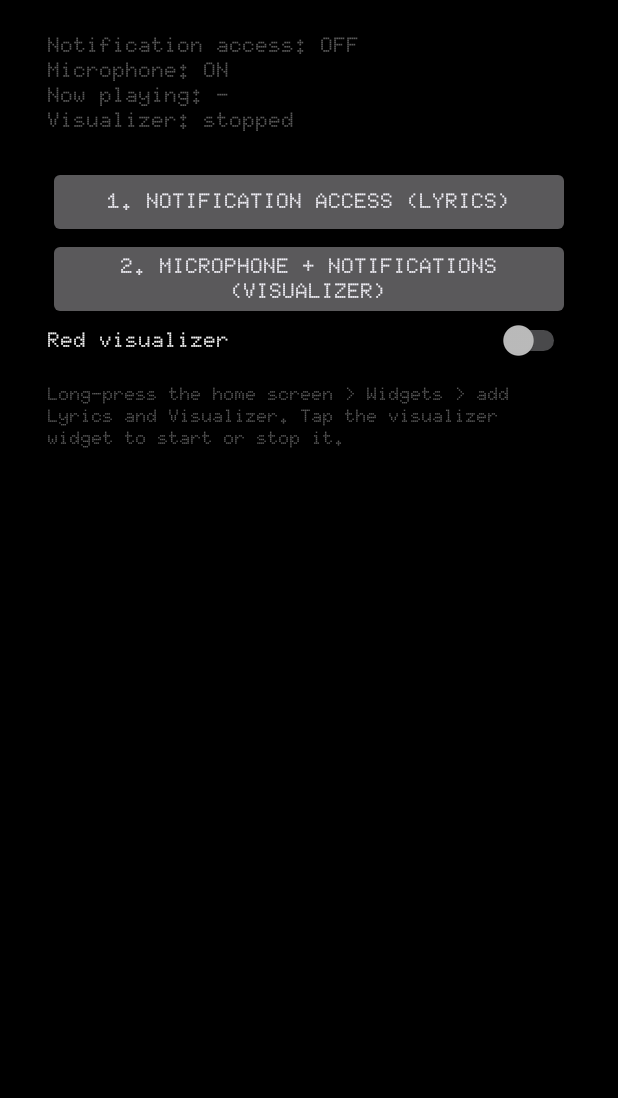
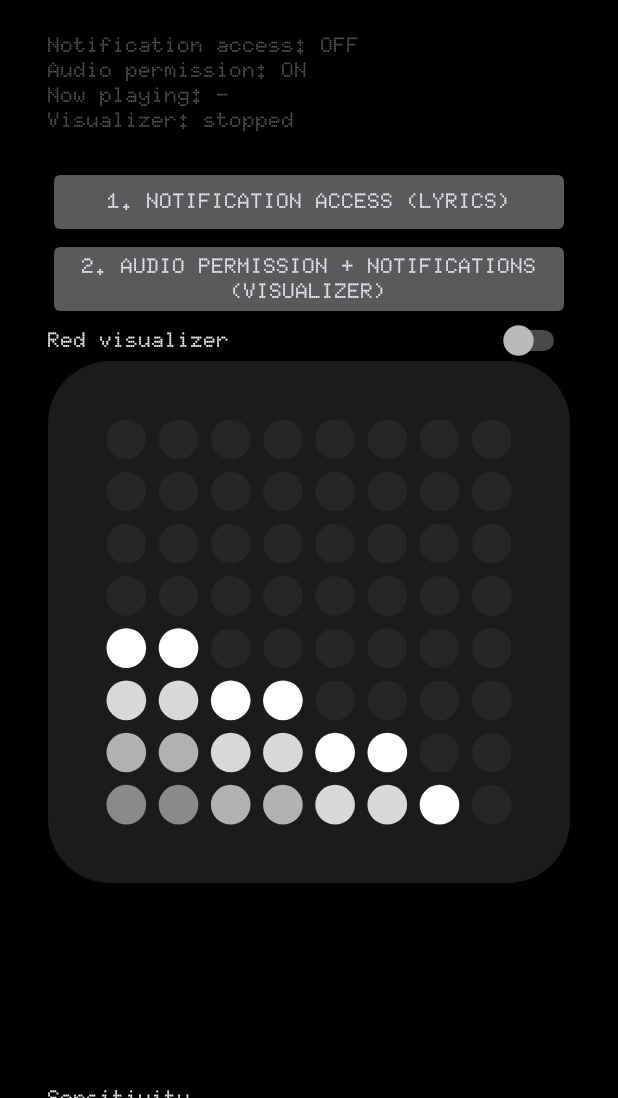
Before and after one commit to ToastbutBuried/nothing-widgets, an Android app: the screen it shows after launch (MainActivity), on a phone screen of 412 x 824 dp, the part 138-1236 px from its top. Run offline under Robolectric (Android 15) with nearby library versions, the phone set to English and light mode, and no system bars.

Commit message:
Fixed 2x2 visualizer, output-mix capture, preview + sensitivity, responsive lyrics layout
Co-Authored-By: Claude Sonnet 5.5 <noreply@anthropic.com>

```diff
--- a/app/src/main/AndroidManifest.xml
+++ b/app/src/main/AndroidManifest.xml
@@ -2,6 +2,7 @@
 <manifest xmlns:android="http://schemas.android.com/apk/res/android">
     <uses-permission android:name="android.permission.INTERNET" />
     <uses-permission android:name="android.permission.RECORD_AUDIO" />
+    <uses-permission android:name="android.permission.MODIFY_AUDIO_SETTINGS" />
     <uses-permission android:name="android.permission.FOREGROUND_SERVICE" />
     <uses-permission android:name="android.permission.FOREGROUND_SERVICE_MICROPHONE" />
     <uses-permission android:name="android.permission.POST_NOTIFICATIONS" />
--- a/app/src/main/java/dev/toast/nothingwidgets/LyricsWidgetProvider.kt
+++ b/app/src/main/java/dev/toast/nothingwidgets/LyricsWidgetProvider.kt
@@ -12,8 +12,8 @@ class LyricsWidgetProvider : AppWidgetProvider() {
         val svc = MediaListenerService.instance
         if (svc != null) { svc.redraw(); return }
         for (id in ids) {
-            val (w, h) = Renderers.sizePx(ctx, id, 250, 180)
-            Renderers.push(ctx, Renderers.lyrics(ctx, w, h, emptyList(), 0.0, "ALLOW ACCESS"), intArrayOf(id))
+            val (w, h, d) = Renderers.sizePx(ctx, id, 250, 180)
+            Renderers.push(ctx, Renderers.lyrics(ctx, w, h, d, emptyList(), 0.0, "ALLOW ACCESS"), intArrayOf(id))
         }
     }
 }
--- a/app/src/main/java/dev/toast/nothingwidgets/MainActivity.kt
+++ b/app/src/main/java/dev/toast/nothingwidgets/MainActivity.kt
@@ -21,15 +21,27 @@ class MainActivity : Activity() {
         fun tv(t: String, size: Float, c: Int = Renderers.WHITE) = TextView(this).apply { text = t; textSize = size; setTextColor(c); typeface = tf }
         fun btn(t: String, f: () -> Unit) = Button(this).apply { text = t; typeface = tf; setOnClickListener { f() } }
         root.addView(tv("● NOTHING WIDGETS", 20f))
+        val preview = PreviewView(this)
         status = tv("", 14f, Renderers.DIM).apply { setPadding(0, 32, 0, 32) }
         root.addView(status)
         root.addView(btn("1. Notification access (lyrics)") { startActivity(Intent(Settings.ACTION_NOTIFICATION_LISTENER_SETTINGS)) })
-        root.addView(btn("2. Microphone + notifications (visualizer)") {
+        root.addView(btn("2. Audio permission + notifications (visualizer)") {
             requestPermissions(arrayOf(Manifest.permission.RECORD_AUDIO, Manifest.permission.POST_NOTIFICATIONS), 1)
         })
         root.addView(Switch(this).apply {
             text = "Red visualizer"; typeface = tf; setTextColor(Renderers.WHITE); isChecked = Prefs.red(this@MainActivity)
-            setOnCheckedChangeListener { _, v -> Prefs.setRed(this@MainActivity, v); sendBroadcast(Intent(this@MainActivity, VizWidgetProvider::class.java).setAction("android.appwidget.action.APPWIDGET_UPDATE").putExtra("appWidgetIds", android.appwidget.AppWidgetManager.getInstance(this@MainActivity).getAppWidgetIds(ComponentName(this@MainActivity, VizWidgetProvider::class.java)))) }
+            setOnCheckedChangeListener { _, v -> Prefs.setRed(this@MainActivity, v); preview.invalidate(); sendBroadcast(Intent(this@MainActivity, VizWidgetProvider::class.java).setAction("android.appwidget.action.APPWIDGET_UPDATE").putExtra("appWidgetIds", android.appwidget.AppWidgetManager.getInstance(this@MainActivity).getAppWidgetIds(ComponentName(this@MainActivity, VizWidgetProvider::class.java)))) }
+        })
+
+        root.addView(preview, LinearLayout.LayoutParams(-1, 700))
+        root.addView(tv("Sensitivity", 14f).apply { setPadding(0, 24, 0, 0) })
+        root.addView(SeekBar(this).apply {
+            max = 100; progress = ((Prefs.gain(this@MainActivity) - 0.5f) / 3.5f * 100).toInt()
+            setOnSeekBarChangeListener(object : SeekBar.OnSeekBarChangeListener {
+                override fun onProgressChanged(s: SeekBar, p: Int, u: Boolean) { Prefs.setGain(this@MainActivity, 0.5f + p / 100f * 3.5f) }
+                override fun onStartTrackingTouch(s: SeekBar) {}
+                override fun onStopTrackingTouch(s: SeekBar) {}
+            })
         })
         root.addView(tv("\nLong-press the home screen > Widgets > add Lyrics and Visualizer. Tap the visualizer widget to start or stop it.", 12f, Renderers.DIM))
         setContentView(ScrollView(this).apply { setBackgroundColor(Color.BLACK); addView(root) })
@@ -42,6 +54,23 @@ class MainActivity : Activity() {
         val notif = Settings.Secure.getString(contentResolver, "enabled_notification_listeners")?.contains(packageName) == true
         val mic = checkSelfPermission(Manifest.permission.RECORD_AUDIO) == android.content.pm.PackageManager.PERMISSION_GRANTED
         val np = MediaListenerService.nowPlaying()
-        status.text = "Notification access: ${if (notif) "ON" else "OFF"}\nMicrophone: ${if (mic) "ON" else "OFF"}\nNow playing: ${if (np.isEmpty()) "-" else np}\nVisualizer: ${if (VisualizerService.active) "running" else "stopped"}"
+        status.text = "Notification access: ${if (notif) "ON" else "OFF"}\nAudio permission: ${if (mic) "ON" else "OFF"}\nNow playing: ${if (np.isEmpty()) "-" else np}\nVisualizer: ${if (VisualizerService.active) "running" else "stopped"}"
     }
 }
+
+/** Live demo of the 8x8 grid using the current colour and sensitivity. */
+class PreviewView(ctx: android.content.Context) : android.view.View(ctx) {
+    private val lv = FloatArray(8); private var ph = 0f
+    override fun onDraw(c: android.graphics.Canvas) {
+        ph += 0.08f
+        val g = Prefs.gain(context) / 1.5f
+        for (i in 0 until 8) {
+            val t = (0.5f + 0.35f * Math.sin(ph * 1.3 + i * .55).toFloat() + 0.15f * Math.sin(ph * 2.7 + i * 1.3).toFloat()) * (1 - i / 8f * .4f)
+            lv[i] = (t * 0.6f * g).coerceIn(0f, 1f)
+        }
+        val s = minOf(width, height)
+        val bmp = Renderers.viz(s, s, lv, Prefs.red(context), false)
+        c.drawBitmap(bmp, (width - s) / 2f, 0f, null)
+        postInvalidateDelayed(50)
+    }
+}
--- a/app/src/main/java/dev/toast/nothingwidgets/MediaListenerService.kt
+++ b/app/src/main/java/dev/toast/nothingwidgets/MediaListenerService.kt
@@ -101,8 +101,8 @@ class MediaListenerService : NotificationListenerService() {
         if (ids.isEmpty() || !screenOn) return
         val pos = position()
         for (id in ids) {
-            val (w, h) = Renderers.sizePx(this, id, 250, 180)
-            Renderers.push(this, Renderers.lyrics(this, w, h, lines, pos, status), intArrayOf(id))
+            val (w, h, d) = Renderers.sizePx(this, id, 250, 180)
+            Renderers.push(this, Renderers.lyrics(this, w, h, d, lines, pos, status), intArrayOf(id))
         }
         if (controller?.playbackState?.state == PlaybackState.STATE_PLAYING) main.postDelayed(tick, 1000)
     }
--- a/app/src/main/java/dev/toast/nothingwidgets/Prefs.kt
+++ b/app/src/main/java/dev/toast/nothingwidgets/Prefs.kt
@@ -6,4 +6,7 @@ object Prefs {
     private fun p(c: Context) = c.getSharedPreferences("nw", Context.MODE_PRIVATE)
     fun red(c: Context) = p(c).getBoolean("red", false)
     fun setRed(c: Context, v: Boolean) = p(c).edit().putBoolean("red", v).apply()
+    /** sensitivity multiplier 0.5..4 */
+    fun gain(c: Context) = p(c).getFloat("gain", 1.5f)
+    fun setGain(c: Context, v: Float) = p(c).edit().putFloat("gain", v).apply()
 }
--- a/app/src/main/java/dev/toast/nothingwidgets/VizWidgetProvider.kt
+++ b/app/src/main/java/dev/toast/nothingwidgets/VizWidgetProvider.kt
@@ -16,7 +16,7 @@ class VizWidgetProvider : AppWidgetProvider() {
 
     private fun idle(ctx: Context, ids: IntArray) {
         for (id in ids) {
-            val (w, h) = Renderers.sizePx(ctx, id, 180, 180)
+            val w = 360; val h = 360
             Renderers.push(ctx, Renderers.viz(w, h, FloatArray(8), Prefs.red(ctx), true), intArrayOf(id), toggleIntent(ctx))
         }
     }
--- a/app/src/main/res/xml/lyrics_widget_info.xml
+++ b/app/src/main/res/xml/lyrics_widget_info.xml
@@ -1,6 +1,7 @@
 <?xml version="1.0" encoding="utf-8"?>
 <appwidget-provider xmlns:android="http://schemas.android.com/apk/res/android"
-    android:minWidth="250dp" android:minHeight="180dp"
+    android:minWidth="250dp" android:minHeight="110dp"
     android:targetCellWidth="4" android:targetCellHeight="2"
     android:resizeMode="horizontal|vertical" android:updatePeriodMillis="0"
+    android:previewImage="@drawable/preview_lyrics"
     android:initialLayout="@layout/widget_image" android:widgetCategory="home_screen" />
--- a/app/src/main/res/xml/viz_widget_info.xml
+++ b/app/src/main/res/xml/viz_widget_info.xml
@@ -1,6 +1,7 @@
 <?xml version="1.0" encoding="utf-8"?>
 <appwidget-provider xmlns:android="http://schemas.android.com/apk/res/android"
-    android:minWidth="180dp" android:minHeight="180dp"
+    android:minWidth="110dp" android:minHeight="110dp"
     android:targetCellWidth="2" android:targetCellHeight="2"
-    android:resizeMode="horizontal|vertical" android:updatePeriodMillis="0"
+    android:resizeMode="none" android:updatePeriodMillis="0"
+    android:previewImage="@drawable/preview_viz"
     android:initialLayout="@layout/widget_image" android:widgetCategory="home_screen" />
```
Also changed, not shown: app/src/main/java/dev/toast/nothingwidgets/Fft.kt (+14 -0 lines), app/src/main/java/dev/toast/nothingwidgets/Renderers.kt (+78 -54 lines), app/src/main/java/dev/toast/nothingwidgets/VisualizerService.kt (+23 -27 lines), app/src/main/res/drawable-nodpi/preview_lyrics.png (added), app/src/main/res/drawable-nodpi/preview_viz.png (added).
